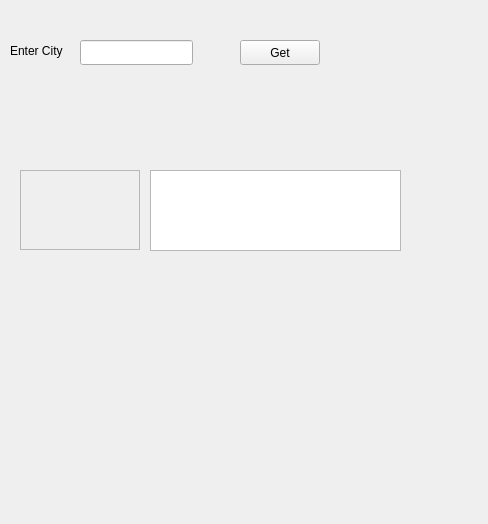
First picture: the form in include/mainwindow.ui, repository novapix/weatherapp, before the edit.
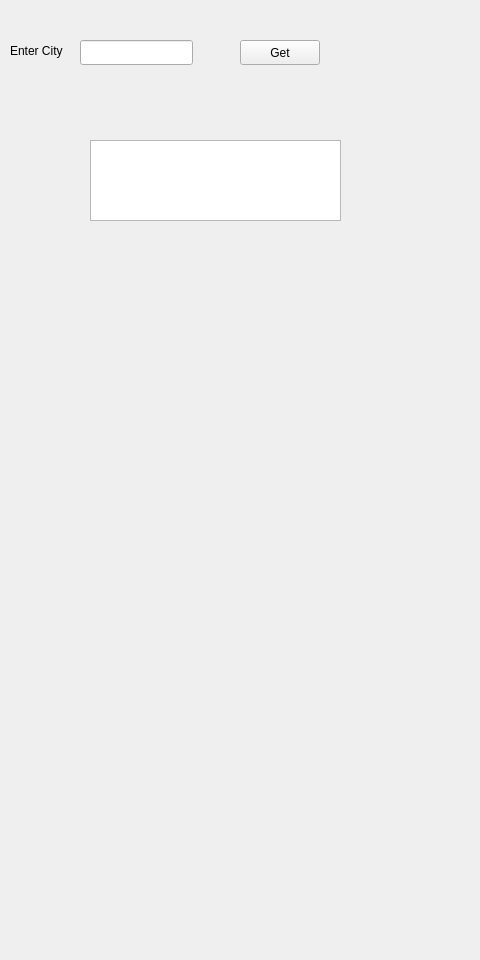
Second picture: the form after the edit.

Commit message: Change background on Successful Fetch

```diff
--- a/include/mainwindow.ui
+++ b/include/mainwindow.ui
@@ -6,13 +6,16 @@
    <rect>
     <x>0</x>
     <y>0</y>
-    <width>488</width>
-    <height>524</height>
+    <width>480</width>
+    <height>960</height>
    </rect>
   </property>
   <property name="windowTitle">
    <string>weatherapp</string>
   </property>
+  <property name="styleSheet">
+   <string notr="true"/>
+  </property>
   <widget class="QWidget" name="centralwidget">
    <widget class="QLabel" name="label">
     <property name="geometry">
@@ -53,8 +56,8 @@
    <widget class="QTextEdit" name="tempDetailsText">
     <property name="geometry">
      <rect>
-      <x>150</x>
-      <y>170</y>
+      <x>90</x>
+      <y>140</y>
       <width>251</width>
       <height>81</height>
      </rect>
@@ -63,20 +66,17 @@
      <bool>true</bool>
     </property>
    </widget>
-   <widget class="QFrame" name="frame">
+   <widget class="QLabel" name="backgroundLabel">
     <property name="geometry">
      <rect>
-      <x>20</x>
-      <y>170</y>
-      <width>120</width>
-      <height>80</height>
+      <x>100</x>
+      <y>540</y>
+      <width>291</width>
+      <height>18</height>
      </rect>
     </property>
-    <property name="frameShape">
-     <enum>QFrame::StyledPanel</enum>
-    </property>
-    <property name="frameShadow">
-     <enum>QFrame::Raised</enum>
+    <property name="text">
+     <string/>
     </property>
    </widget>
   </widget>
```
Left out of the diff: 6 changed lines with no effect on the pictures. The commit also changes 3 other files.
